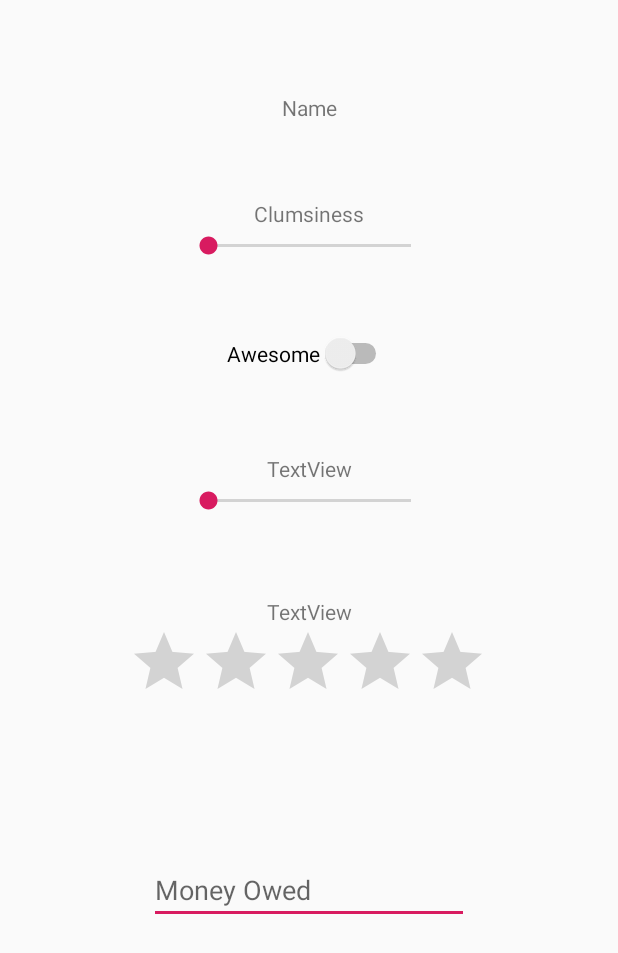
After one commit to Kaaydong/Databases, an Android app: the layout frienddetail.xml on its own in the app's theme, with its tools: preview values and no code run, on a phone screen of 412 x 824 dp. The commit adds this screen. Shown: the top 953 px of the screen. Run offline under Robolectric (Android 15) with nearby library versions, the phone set to English and light mode, and no system bars.

Commit message:
A lot of stuff

```diff
--- a/app/build.gradle
+++ b/app/build.gradle
@@ -27,4 +27,6 @@ dependencies {
     androidTestImplementation 'androidx.test:runner:1.2.0'
     androidTestImplementation 'androidx.test.espresso:espresso-core:3.2.0'
     implementation 'com.backendless:backendless:5.7.0'
+    implementation 'com.google.android.material:material:1.1.0'
+    implementation 'com.google.code.gson:gson:2.8.6'
 }
--- a/app/src/main/AndroidManifest.xml
+++ b/app/src/main/AndroidManifest.xml
@@ -12,9 +12,15 @@
         android:roundIcon="@mipmap/ic_launcher_round"
         android:supportsRtl="true"
         android:theme="@style/AppTheme">
+
         <activity android:name=".RegistrationActivity"
+
             android:parentActivityName=".LoginActivity">
+
         </activity>
+        <activity android:name=".FriendListActivity"
+            android:parentActivityName=".LoginActivity"></activity>
+
         <activity android:name=".LoginActivity">
             <intent-filter>
                 <action android:name="android.intent.action.MAIN" />
--- a/app/src/main/java/com/mistershorr/databases/LoginActivity.java
+++ b/app/src/main/java/com/mistershorr/databases/LoginActivity.java
@@ -87,6 +87,11 @@ public class LoginActivity extends AppCompatActivity {
             Backendless.UserService.login(username, password, new AsyncCallback<BackendlessUser>() {
                 public void handleResponse(BackendlessUser user) {
                     Toast.makeText(LoginActivity.this,"Welcome " + user.getProperty("username"),Toast.LENGTH_SHORT).show();
+
+                    //change screens using intent
+                    Intent loggedInIntent = new Intent(LoginActivity.this,FriendListActivity.class);
+                            startActivity(loggedInIntent);
+                            finish();
                 }
 
                 public void handleFault(BackendlessFault fault) {
--- a/app/src/main/java/com/mistershorr/databases/RegistrationActivity.java
+++ b/app/src/main/java/com/mistershorr/databases/RegistrationActivity.java
@@ -13,6 +13,8 @@ import com.backendless.Backendless;
 import com.backendless.BackendlessUser;
 import com.backendless.async.callback.AsyncCallback;
 import com.backendless.exceptions.BackendlessFault;
+
+import java.util.List;
 
 public class RegistrationActivity extends AppCompatActivity {
 
--- /dev/null
+++ b/app/src/main/res/layout/frienddetail.xml
@@ -0,0 +1,100 @@
+<?xml version="1.0" encoding="utf-8"?>
+<androidx.constraintlayout.widget.ConstraintLayout xmlns:android="http://schemas.android.com/apk/res/android"
+    xmlns:app="http://schemas.android.com/apk/res-auto"
+    xmlns:tools="http://schemas.android.com/tools"
+    android:layout_width="match_parent"
+    android:layout_height="match_parent"
+    android:orientation="vertical">
+
+    <TextView
+        android:id="@+id/textView_detail_name"
+        android:layout_width="wrap_content"
+        android:layout_height="wrap_content"
+        android:layout_marginTop="62dp"
+        app:layout_constraintEnd_toEndOf="parent"
+        app:layout_constraintHorizontal_bias="0.5"
+        app:layout_constraintStart_toStartOf="parent"
+        app:layout_constraintTop_toTopOf="parent"
+        tools:text="@string/name" />
+
+    <TextView
+        android:id="@+id/textView_detail_clusminessLabel"
+        android:layout_width="wrap_content"
+        android:layout_height="wrap_content"
+        android:layout_marginTop="51dp"
+        android:text="Clumsiness"
+        app:layout_constraintEnd_toEndOf="parent"
+        app:layout_constraintHorizontal_bias="0.5"
+        app:layout_constraintStart_toStartOf="parent"
+        app:layout_constraintTop_toBottomOf="@+id/textView_detail_name" />
+
+    <SeekBar
+        android:id="@+id/seekBar"
+        android:layout_width="167dp"
+        android:layout_height="24dp"
+        app:layout_constraintEnd_toEndOf="parent"
+        app:layout_constraintStart_toStartOf="parent"
+        app:layout_constraintTop_toBottomOf="@+id/textView3" />
+
+    <SeekBar
+        android:id="@+id/seekBar_detail_clumsiness"
+        android:layout_width="167dp"
+        android:layout_height="24dp"
+        app:layout_constraintBottom_toTopOf="@+id/switch_detail_awesome"
+        app:layout_constraintEnd_toEndOf="parent"
+        app:layout_constraintStart_toStartOf="parent"
+        app:layout_constraintTop_toBottomOf="@+id/textView_detail_clusminessLabel"
+        app:layout_constraintVertical_bias="0.0" />
+
+    <TextView
+        android:id="@+id/textView3"
+        android:layout_width="wrap_content"
+        android:layout_height="wrap_content"
+        android:layout_marginTop="53dp"
+        android:text="TextView"
+        app:layout_constraintEnd_toEndOf="parent"
+        app:layout_constraintStart_toStartOf="parent"
+        app:layout_constraintTop_toBottomOf="@+id/switch_detail_awesome" />
+
+    <Switch
+        android:id="@+id/switch_detail_awesome"
+        android:layout_width="wrap_content"
+        android:layout_height="wrap_content"
+        android:layout_marginTop="46dp"
+        android:text="Awesome"
+        app:layout_constraintEnd_toEndOf="parent"
+        app:layout_constraintHorizontal_bias="0.5"
+        app:layout_constraintStart_toStartOf="parent"
+        app:layout_constraintTop_toBottomOf="@+id/seekBar_detail_clumsiness" />
+
+    <TextView
+        android:id="@+id/textView4"
+        android:layout_width="wrap_content"
+        android:layout_height="wrap_content"
+        android:layout_marginTop="52dp"
+        android:text="TextView"
+        app:layout_constraintEnd_toEndOf="parent"
+        app:layout_constraintStart_toStartOf="parent"
+        app:layout_constraintTop_toBottomOf="@+id/seekBar" />
+
+    <RatingBar
+        android:id="@+id/ratingBar"
+        android:layout_width="wrap_content"
+        android:layout_height="wrap_content"
+        app:layout_constraintEnd_toEndOf="parent"
+        app:layout_constraintHorizontal_bias="0.497"
+        app:layout_constraintStart_toStartOf="parent"
+        app:layout_constraintTop_toBottomOf="@+id/textView4" />
+
+    <EditText
+        android:id="@+id/editText"
+        android:layout_width="wrap_content"
+        android:layout_height="wrap_content"
+        android:layout_marginTop="96dp"
+        android:ems="10"
+        android:hint="Money Owed"
+        android:inputType="textPersonName"
+        app:layout_constraintEnd_toEndOf="parent"
+        app:layout_constraintStart_toStartOf="parent"
+        app:layout_constraintTop_toBottomOf="@+id/ratingBar" />
+</androidx.constraintlayout.widget.ConstraintLayout>
```
Also changed, not shown: app/src/main/java/com/mistershorr/databases/Friend.java (added, +125 -0 lines), app/src/main/java/com/mistershorr/databases/FriendListActivity.java (+163 -1 lines), app/src/main/res/layout/friend_list_activity.xml (added, +32 -0 lines), app/src/main/res/layout/friends_layout.xml (added, +47 -0 lines).
